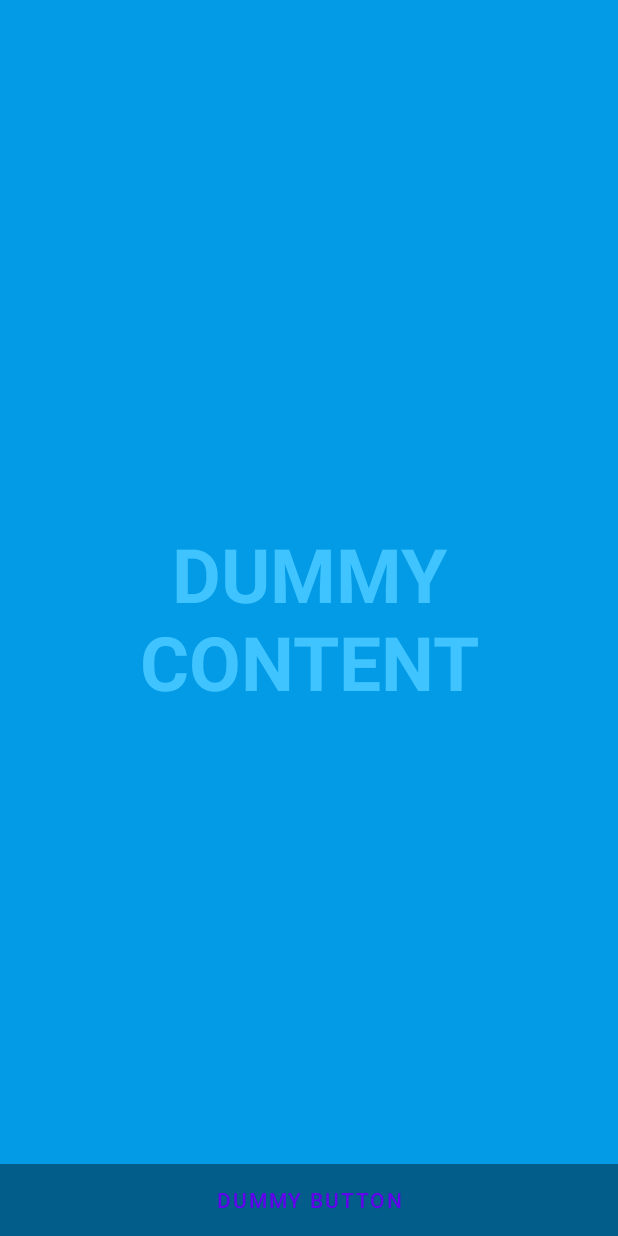
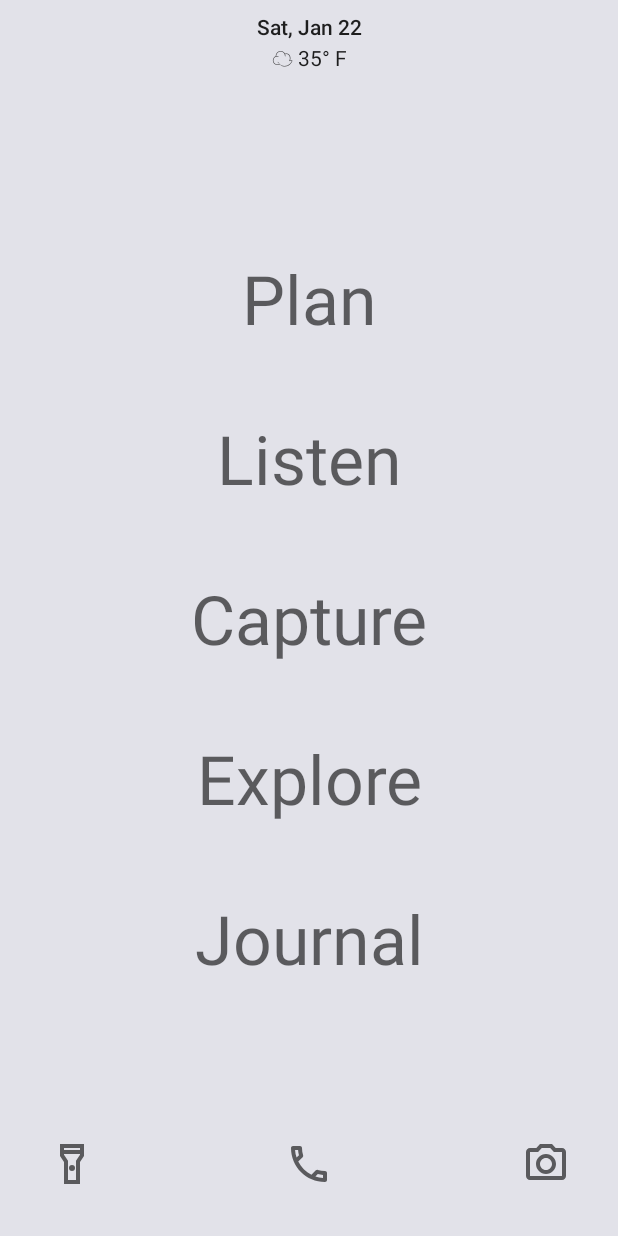
Before and after one commit to danstiner/ink-launcher, an Android app: the layout activity_fullscreen.xml on its own in the app's theme, with its tools: preview values and no code run, on a phone screen of 412 x 824 dp. Run offline under Robolectric (Android 15) with nearby library versions, the phone set to English and light mode, and no system bars.

Commit message:
Mock layout

```diff
--- a/app/src/main/java/com/danielstiner/ink/launcher/FullscreenActivity.kt
+++ b/app/src/main/java/com/danielstiner/ink/launcher/FullscreenActivity.kt
@@ -12,27 +12,21 @@ import android.widget.LinearLayout
 import android.widget.TextView
 import com.danielstiner.ink.launcher.databinding.ActivityFullscreenBinding
 
-/**
- * An example full-screen activity that shows and hides the system UI (i.e.
- * status bar and navigation/system bar) with user interaction.
- */
 class FullscreenActivity : AppCompatActivity() {
 
     private lateinit var binding: ActivityFullscreenBinding
-    private lateinit var fullscreenContent: TextView
-    private lateinit var fullscreenContentControls: LinearLayout
     private val hideHandler = Handler()
 
     @SuppressLint("InlinedApi")
     private val hidePart2Runnable = Runnable {
         // Delayed removal of status and navigation bar
         if (Build.VERSION.SDK_INT >= 30) {
-            fullscreenContent.windowInsetsController?.hide(WindowInsets.Type.statusBars() or WindowInsets.Type.navigationBars())
+            binding.root.windowInsetsController?.hide(WindowInsets.Type.statusBars() or WindowInsets.Type.navigationBars())
         } else {
             // Note that some of these constants are new as of API 16 (Jelly Bean)
             // and API 19 (KitKat). It is safe to use them, as they are inlined
             // at compile-time and do nothing on earlier devices.
-            fullscreenContent.systemUiVisibility =
+            binding.root.systemUiVisibility =
                 View.SYSTEM_UI_FLAG_LOW_PROFILE or
                         View.SYSTEM_UI_FLAG_FULLSCREEN or
                         View.SYSTEM_UI_FLAG_LAYOUT_STABLE or
@@ -44,7 +38,6 @@ class FullscreenActivity : AppCompatActivity() {
     private val showPart2Runnable = Runnable {
         // Delayed display of UI elements
         supportActionBar?.show()
-        fullscreenContentControls.visibility = View.VISIBLE
     }
     private var isFullscreen: Boolean = false
 
@@ -78,16 +71,6 @@ class FullscreenActivity : AppCompatActivity() {
 
         isFullscreen = true
 
-        // Set up the user interaction to manually show or hide the system UI.
-        fullscreenContent = binding.fullscreenContent
-        fullscreenContent.setOnClickListener { toggle() }
-
-        fullscreenContentControls = binding.fullscreenContentControls
-
-        // Upon interacting with UI controls, delay any scheduled hide()
-        // operations to prevent the jarring behavior of controls going away
-        // while interacting with the UI.
-        binding.dummyButton.setOnTouchListener(delayHideTouchListener)
     }
 
     override fun onPostCreate(savedInstanceState: Bundle?) {
@@ -110,7 +93,6 @@ class FullscreenActivity : AppCompatActivity() {
     private fun hide() {
         // Hide UI first
         supportActionBar?.hide()
-        fullscreenContentControls.visibility = View.GONE
         isFullscreen = false
 
         // Schedule a runnable to remove the status and navigation bar after a delay
@@ -121,9 +103,9 @@ class FullscreenActivity : AppCompatActivity() {
     private fun show() {
         // Show the system bar
         if (Build.VERSION.SDK_INT >= 30) {
-            fullscreenContent.windowInsetsController?.show(WindowInsets.Type.statusBars() or WindowInsets.Type.navigationBars())
+            binding.root.windowInsetsController?.show(WindowInsets.Type.statusBars() or WindowInsets.Type.navigationBars())
         } else {
-            fullscreenContent.systemUiVisibility =
+            binding.root.systemUiVisibility =
                 View.SYSTEM_UI_FLAG_LAYOUT_FULLSCREEN or
                         View.SYSTEM_UI_FLAG_LAYOUT_HIDE_NAVIGATION
         }
--- /dev/null
+++ b/app/src/main/res/drawable/ic_outline_flashlight_on_24.xml
@@ -0,0 +1,13 @@
+<vector xmlns:android="http://schemas.android.com/apk/res/android"
+    android:width="24dp"
+    android:height="24dp"
+    android:viewportWidth="24"
+    android:viewportHeight="24"
+    android:tint="?attr/colorControlNormal">
+  <path
+      android:fillColor="@android:color/white"
+      android:pathData="M18,2H6v6l2,3v11h8V11l2,-3V2zM16,4v1H8V4H16zM14,10.4V20h-4v-9.61l-2,-3V7h8v0.39L14,10.4z"/>
+  <path
+      android:fillColor="@android:color/white"
+      android:pathData="M12,14m-1.5,0a1.5,1.5 0,1 1,3 0a1.5,1.5 0,1 1,-3 0"/>
+</vector>
--- /dev/null
+++ b/app/src/main/res/drawable/ic_outline_lock_24.xml
@@ -0,0 +1,10 @@
+<vector xmlns:android="http://schemas.android.com/apk/res/android"
+    android:width="24dp"
+    android:height="24dp"
+    android:viewportWidth="24"
+    android:viewportHeight="24"
+    android:tint="?attr/colorControlNormal">
+  <path
+      android:fillColor="@android:color/white"
+      android:pathData="M18,8h-1L17,6c0,-2.76 -2.24,-5 -5,-5S7,3.24 7,6v2L6,8c-1.1,0 -2,0.9 -2,2v10c0,1.1 0.9,2 2,2h12c1.1,0 2,-0.9 2,-2L20,10c0,-1.1 -0.9,-2 -2,-2zM9,6c0,-1.66 1.34,-3 3,-3s3,1.34 3,3v2L9,8L9,6zM18,20L6,20L6,10h12v10zM12,17c1.1,0 2,-0.9 2,-2s-0.9,-2 -2,-2 -2,0.9 -2,2 0.9,2 2,2z"/>
+</vector>
--- /dev/null
+++ b/app/src/main/res/drawable/ic_outline_lock_open_24.xml
@@ -0,0 +1,10 @@
+<vector xmlns:android="http://schemas.android.com/apk/res/android"
+    android:width="24dp"
+    android:height="24dp"
+    android:viewportWidth="24"
+    android:viewportHeight="24"
+    android:tint="?attr/colorControlNormal">
+  <path
+      android:fillColor="@android:color/white"
+      android:pathData="M18,8h-1L17,6c0,-2.76 -2.24,-5 -5,-5S7,3.24 7,6h2c0,-1.66 1.34,-3 3,-3s3,1.34 3,3v2L6,8c-1.1,0 -2,0.9 -2,2v10c0,1.1 0.9,2 2,2h12c1.1,0 2,-0.9 2,-2L20,10c0,-1.1 -0.9,-2 -2,-2zM18,20L6,20L6,10h12v10zM12,17c1.1,0 2,-0.9 2,-2s-0.9,-2 -2,-2 -2,0.9 -2,2 0.9,2 2,2z"/>
+</vector>
--- /dev/null
+++ b/app/src/main/res/drawable/ic_outline_phone_24.xml
@@ -0,0 +1,10 @@
+<vector xmlns:android="http://schemas.android.com/apk/res/android"
+    android:width="24dp"
+    android:height="24dp"
+    android:viewportWidth="24"
+    android:viewportHeight="24"
+    android:tint="?attr/colorControlNormal">
+  <path
+      android:fillColor="@android:color/white"
+      android:pathData="M6.54,5c0.06,0.89 0.21,1.76 0.45,2.59l-1.2,1.2c-0.41,-1.2 -0.67,-2.47 -0.76,-3.79h1.51m9.86,12.02c0.85,0.24 1.72,0.39 2.6,0.45v1.49c-1.32,-0.09 -2.59,-0.35 -3.8,-0.75l1.2,-1.19M7.5,3H4c-0.55,0 -1,0.45 -1,1 0,9.39 7.61,17 17,17 0.55,0 1,-0.45 1,-1v-3.49c0,-0.55 -0.45,-1 -1,-1 -1.24,0 -2.45,-0.2 -3.57,-0.57 -0.1,-0.04 -0.21,-0.05 -0.31,-0.05 -0.26,0 -0.51,0.1 -0.71,0.29l-2.2,2.2c-2.83,-1.45 -5.15,-3.76 -6.59,-6.59l2.2,-2.2c0.28,-0.28 0.36,-0.67 0.25,-1.02C8.7,6.45 8.5,5.25 8.5,4c0,-0.55 -0.45,-1 -1,-1z"/>
+</vector>
--- /dev/null
+++ b/app/src/main/res/drawable/ic_outline_photo_camera_24.xml
@@ -0,0 +1,10 @@
+<vector xmlns:android="http://schemas.android.com/apk/res/android"
+    android:width="24dp"
+    android:height="24dp"
+    android:viewportWidth="24"
+    android:viewportHeight="24"
+    android:tint="?attr/colorControlNormal">
+  <path
+      android:fillColor="@android:color/white"
+      android:pathData="M14.12,4l1.83,2L20,6v12L4,18L4,6h4.05l1.83,-2h4.24M15,2L9,2L7.17,4L4,4c-1.1,0 -2,0.9 -2,2v12c0,1.1 0.9,2 2,2h16c1.1,0 2,-0.9 2,-2L22,6c0,-1.1 -0.9,-2 -2,-2h-3.17L15,2zM12,9c1.65,0 3,1.35 3,3s-1.35,3 -3,3 -3,-1.35 -3,-3 1.35,-3 3,-3m0,-2c-2.76,0 -5,2.24 -5,5s2.24,5 5,5 5,-2.24 5,-5 -2.24,-5 -5,-5z"/>
+</vector>
--- a/app/src/main/res/layout/activity_fullscreen.xml
+++ b/app/src/main/res/layout/activity_fullscreen.xml
@@ -1,5 +1,6 @@
 <?xml version="1.0" encoding="utf-8"?>
-<FrameLayout xmlns:android="http://schemas.android.com/apk/res/android"
+<androidx.constraintlayout.widget.ConstraintLayout xmlns:android="http://schemas.android.com/apk/res/android"
+    xmlns:app="http://schemas.android.com/apk/res-auto"
     xmlns:tools="http://schemas.android.com/tools"
     android:layout_width="match_parent"
     android:layout_height="match_parent"
@@ -7,45 +8,79 @@
     android:theme="@style/ThemeOverlay.InkLauncher.FullscreenContainer"
     tools:context=".FullscreenActivity">
 
-    <!-- The primary full-screen view. This can be replaced with whatever view
-         is needed to present your content, e.g. VideoView, SurfaceView,
-         TextureView, etc. -->
+    <ImageView
+        android:id="@+id/imageView"
+        android:layout_width="32dp"
+        android:layout_height="32dp"
+        android:layout_marginStart="32dp"
+        android:layout_marginBottom="32dp"
+        app:srcCompat="@drawable/ic_outline_flashlight_on_24"
+        app:layout_constraintStart_toStartOf="parent"
+        app:layout_constraintBottom_toBottomOf="parent" />
+
+    <ImageView
+        android:id="@+id/imageView2"
+        android:layout_width="32dp"
+        android:layout_height="32dp"
+        android:layout_marginEnd="32dp"
+        android:layout_marginBottom="32dp"
+        app:srcCompat="@drawable/ic_outline_photo_camera_24"
+        app:layout_constraintEnd_toEndOf="parent"
+        app:layout_constraintBottom_toBottomOf="parent" />
+
+    <ImageView
+        android:id="@+id/imageView3"
+        android:layout_width="32dp"
+        android:layout_height="32dp"
+        android:layout_marginBottom="32dp"
+        app:srcCompat="@drawable/ic_outline_phone_24"
+        app:layout_constraintStart_toStartOf="parent"
+        app:layout_constraintEnd_toEndOf="parent"
+        app:layout_constraintBottom_toBottomOf="parent" />
+
     <TextView
-        android:id="@+id/fullscreen_content"
-        android:layout_width="match_parent"
-        android:layout_height="match_parent"
-        android:gravity="center"
-        android:keepScreenOn="true"
-        android:text="@string/dummy_content"
-        android:textColor="?attr/fullscreenTextColor"
-        android:textSize="50sp"
-        android:textStyle="bold" />
+        android:id="@+id/textView"
+        android:layout_width="wrap_content"
+        android:layout_height="wrap_content"
+        android:layout_marginStart="16dp"
+        android:layout_marginTop="8dp"
+        android:text="11:11"
+        android:textAppearance="@style/TextAppearance.AppCompat.Small"
+        android:visibility="invisible"
+        app:layout_constraintStart_toStartOf="parent"
+        app:layout_constraintTop_toTopOf="parent" />
 
-    <!-- This FrameLayout insets its children based on system windows using
-         android:fitsSystemWindows. -->
-    <FrameLayout
-        android:layout_width="match_parent"
-        android:layout_height="match_parent"
-        android:fitsSystemWindows="true">
+    <TextView
+        android:id="@+id/textView2"
+        android:layout_width="wrap_content"
+        android:layout_height="wrap_content"
+        android:layout_marginTop="8dp"
+        android:text="Sat, Jan 22"
+        android:textAppearance="@style/TextAppearance.AppCompat.Body2"
+        app:layout_constraintEnd_toEndOf="parent"
+        app:layout_constraintStart_toStartOf="parent"
+        app:layout_constraintTop_toTopOf="parent" />
 
-        <LinearLayout
-            android:id="@+id/fullscreen_content_controls"
-            style="@style/Widget.Theme.InkLauncher.ButtonBar.Fullscreen"
-            android:layout_width="match_parent"
-            android:layout_height="wrap_content"
-            android:layout_gravity="bottom|center_horizontal"
-            android:orientation="horizontal"
-            tools:ignore="UselessParent">
+    <TextView
+        android:id="@+id/textView5"
+        android:layout_width="wrap_content"
+        android:layout_height="wrap_content"
+        android:text="☁ 35° F"
+        android:textAppearance="@style/TextAppearance.AppCompat.Body1"
+        app:layout_constraintEnd_toEndOf="parent"
+        app:layout_constraintStart_toStartOf="parent"
+        app:layout_constraintTop_toBottomOf="@id/textView2" />
 
-            <Button
-                android:id="@+id/dummy_button"
-                style="?android:attr/buttonBarButtonStyle"
-                android:layout_width="0dp"
-                android:layout_height="wrap_content"
-                android:layout_weight="1"
-                android:text="@string/dummy_button" />
+    <TextView
+        android:id="@+id/textView3"
+        android:layout_width="wrap_content"
+        android:layout_height="wrap_content"
+        android:text="@string/apps"
+        android:textAlignment="center"
+        android:textAppearance="@style/TextAppearance.AppCompat.Display2"
+        app:layout_constraintBottom_toBottomOf="parent"
+        app:layout_constraintEnd_toEndOf="parent"
+        app:layout_constraintStart_toStartOf="parent"
+        app:layout_constraintTop_toTopOf="parent" />
 
-        </LinearLayout>
-    </FrameLayout>
-
-</FrameLayout>
+</androidx.constraintlayout.widget.ConstraintLayout>
--- a/app/src/main/res/values/strings.xml
+++ b/app/src/main/res/values/strings.xml
@@ -2,4 +2,5 @@
     <string name="app_name">Ink Launcher</string>
     <string name="dummy_button">Dummy Button</string>
     <string name="dummy_content">DUMMY\nCONTENT</string>
+    <string name="apps">Plan\n\nListen\n\nCapture\n\nExplore\n\nJournal</string>
 </resources>
--- a/app/src/main/res/values/themes.xml
+++ b/app/src/main/res/values/themes.xml
@@ -22,7 +22,7 @@
     </style>
 
     <style name="ThemeOverlay.InkLauncher.FullscreenContainer" parent="">
-        <item name="fullscreenBackgroundColor">@color/light_blue_600</item>
-        <item name="fullscreenTextColor">@color/light_blue_A200</item>
+        <item name="fullscreenBackgroundColor">@color/material_dynamic_neutral90</item>
+        <item name="fullscreenTextColor">@color/black</item>
     </style>
 </resources>
```
